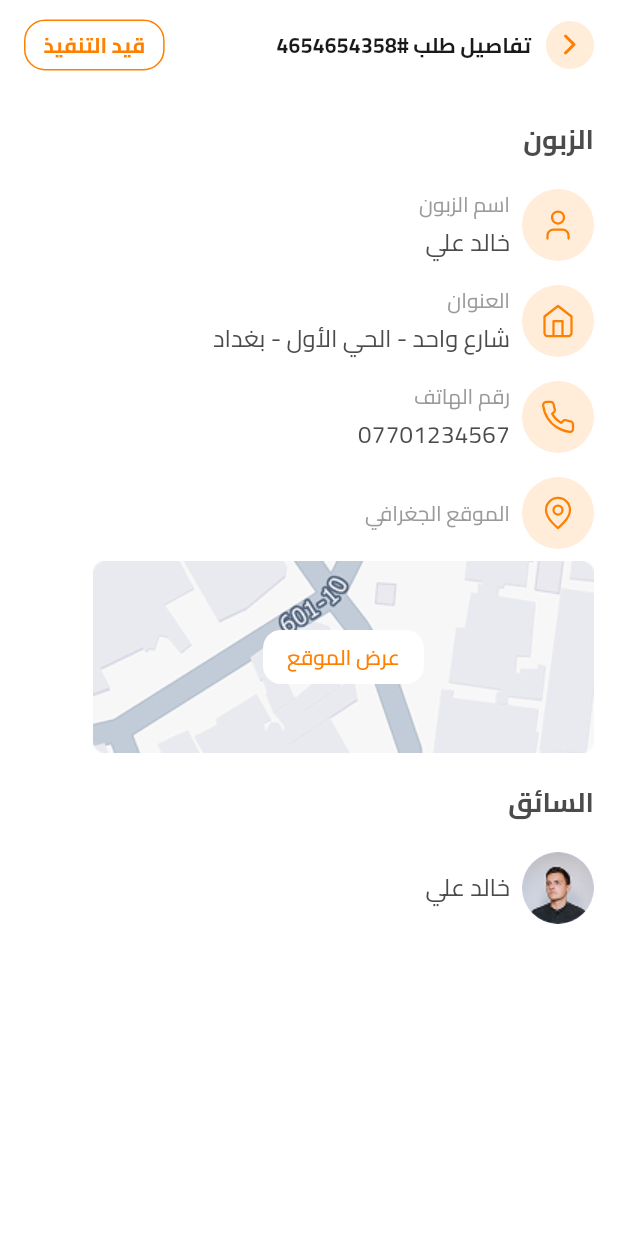
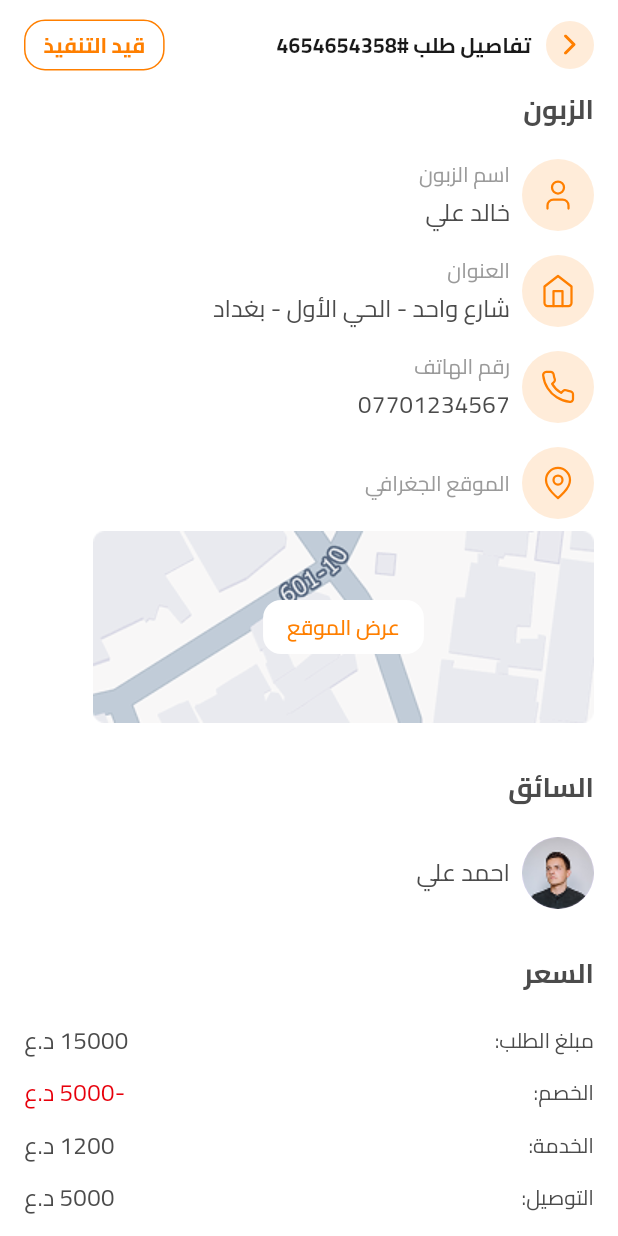
Before and after one commit to AhmedNasser24/Bastogah_app, a Flutter app: the screen it shows after launch, on a phone screen of 412 x 824 dp. Run offline on Flutter 3.47's test engine with Material 3 defaults, Android fonts, the phone set to English and light mode, and no system bars; our stand-ins replace easy_localization, flutter_svg, gap, go_router.

Commit message:
finish order price details section

```diff
--- a/assets/translations/ar.json
+++ b/assets/translations/ar.json
@@ -45,6 +45,13 @@
     },
     "customer": "الزبون",
     "show_location": "عرض الموقع",
-    "not_assigned_yet": "لم يتم التعيين بعد"
+    "not_assigned_yet": "لم يتم التعيين بعد",
+    "price" : "السعر",
+    "delivery" : "التوصيل:",
+    "service" : "الخدمة:",
+    "discount" : "الخصم:",
+    "orders_price" : "مبلغ الطلب:",
+    "total_price" : "قيمة الطلب:",
+    "currency" : "{} د.ع"
   }
 }
--- a/lib/core/theme/app_font_style.dart
+++ b/lib/core/theme/app_font_style.dart
@@ -59,6 +59,11 @@ class AppFontStyle {
     fontSize: responsiveSize(context, 16),
     fontWeight: FontWeight.normal,
   );
+  static TextStyle regular14black4B(BuildContext context) => TextStyle(
+    color: AppColors.black4B,
+    fontSize: responsiveSize(context, 14),
+    fontWeight: FontWeight.normal,
+  );
 
   static TextStyle semibold14black4B(BuildContext context) => TextStyle(
     color: AppColors.black4B,
@@ -73,6 +78,11 @@ class AppFontStyle {
   static TextStyle semibold14red(BuildContext context) => TextStyle(
     color: AppColors.red,
     fontSize: responsiveSize(context, 14),
+    fontWeight: FontWeight.w600,
+  );
+  static TextStyle semibold16Primary(BuildContext context) => TextStyle(
+    color: AppColors.primary,
+    fontSize: responsiveSize(context, 16),
     fontWeight: FontWeight.w600,
   );
   static TextStyle medium14black1A(BuildContext context) => TextStyle(
--- a/lib/features/merchant_feature/home/presentation/views/merchant_order_details_view.dart
+++ b/lib/features/merchant_feature/home/presentation/views/merchant_order_details_view.dart
@@ -14,53 +14,26 @@ class MerchantOrderDetailsView extends StatelessWidget {
   const MerchantOrderDetailsView({super.key});
   @override
   Widget build(BuildContext context) {
-    return Scaffold(
+    return const Scaffold(
       body: SafeArea(
         child: Padding(
-          padding: const EdgeInsets.symmetric(horizontal: 16.0),
+          padding: EdgeInsets.symmetric(horizontal: 16.0),
+          child: Column(
+            children: [
+              OrderDetailsAppBar(),
+              Expanded(
+                child: SingleChildScrollView(
                   child: Column(
                     crossAxisAlignment: CrossAxisAlignment.start,
+                    spacing: 30,
                     children: [
-              const OrderDetailsAppBar(),
-              const Gap(20),
-              Text(
-                "merchant.customer".tr(),
-                style: AppFontStyle.bold18Black4B(context),
+                      CustomerDetailsSection(),
+                      DriverDetailsSection(),
+                      OrderPriceDetailsSection(),
+                      Gap(20),
+                    ],
                   ),
-              const Gap(20),
-              CustomCustomerDetails(
-                icon: AppIcons.iconsPerson24Icon,
-                title: "merchant.order_details.customer_name".tr(),
-                subtitle: "خالد علي",
                 ),
-              const Gap(16),
-              CustomCustomerDetails(
-                icon: AppIcons.iconsHome24Icon,
-                title: "merchant.order_details.address".tr(),
-                subtitle: "شارع واحد - الحي الأول - بغداد",
-              ),
-              const Gap(16),
-              CustomCustomerDetails(
-                icon: AppIcons.iconsPhone24Icon,
-                title: "merchant.order_details.phone".tr(),
-                subtitle: "07701234567",
-              ),
-              const Gap(16),
-              CustomCustomerDetails(
-                icon: AppIcons.iconsPin24Icon,
-                title: "merchant.order_details.location".tr(),
-              ),
-              const Gap(8),
-              const ShowLocationMapImage(),
-              const Gap(20),
-              Text(
-                "merchant.driver".tr(),
-                style: AppFontStyle.bold18Black4B(context),
-              ),
-              const Gap(20),
-              const CustomDriverDetails(
-                driverImage: AppImages.imagesCircleAvatarImage,
-                driverName: "خالد علي",
               ),
             ],
           ),
@@ -70,17 +43,91 @@ class MerchantOrderDetailsView extends StatelessWidget {
   }
 }
 
-class CustomDriverDetails extends StatelessWidget {
-  const CustomDriverDetails({super.key, this.driverName, this.driverImage});
-  final String? driverName, driverImage;
+class OrderPriceDetailsSection extends StatelessWidget {
+  const OrderPriceDetailsSection({super.key});
+
   @override
   Widget build(BuildContext context) {
+    return Column(
+      crossAxisAlignment: CrossAxisAlignment.start,
+      children: [
+        Text("merchant.price".tr(), style: AppFontStyle.bold18Black4B(context)),
+        const Gap(20),
+        customPrice(
+          context,
+          title: "merchant.orders_price".tr(),
+          price: "15000",
+        ),
+        const Gap(12),
+        customPrice(
+          context,
+          title: "merchant.discount".tr(),
+          price: "-5000",
+          color: AppColors.red,
+        ),
+        const Gap(12),
+        customPrice(context, title: "merchant.service".tr(), price: "1200"),
+        const Gap(12),
+        customPrice(context, title: "merchant.delivery".tr(), price: "5000"),
+        const Gap(20),
+        Row(
+          children: [
+            Text(
+              "merchant.total_price".tr(),
+              style: AppFontStyle.semibold16Primary(context),
+            ),
+            const Spacer(),
+            Text(
+              "merchant.currency".tr(args: ["16200"]),
+              style: AppFontStyle.semibold16Primary(context),
+            ),
+          ],
+        ),
+      ],
+    );
+  }
+
+  Widget customPrice(
+    BuildContext context, {
+    required String title,
+    required String price,
+    Color? color,
+  }) {
     return Row(
+      children: [
+        Text(title, style: AppFontStyle.regular14black4B(context)),
+        const Spacer(),
+        Text(
+          "merchant.currency".tr(args: [price]),
+          style: AppFontStyle.regular16black4B(context).copyWith(color: color),
+        ),
+      ],
+    );
+  }
+}
+
+class DriverDetailsSection extends StatelessWidget {
+  const DriverDetailsSection({super.key});
+  final String? driverName = "احمد علي";
+  final String? driverImage = AppImages.imagesCircleAvatarImage;
+  @override
+  Widget build(BuildContext context) {
+    return Column(
+      crossAxisAlignment: CrossAxisAlignment.start,
+      children: [
+        Text(
+          "merchant.driver".tr(),
+          style: AppFontStyle.bold18Black4B(context),
+        ),
+        const Gap(20),
+        Row(
           children: [
             driverName != null
                 ? const CircleAvatar(
                     radius: 24,
-                backgroundImage: AssetImage(AppImages.imagesCircleAvatarImage),
+                    backgroundImage: AssetImage(
+                      AppImages.imagesCircleAvatarImage,
+                    ),
                   )
                 : CircleAvatar(
                     backgroundColor: AppColors.secondary,
@@ -97,21 +144,63 @@ class CustomDriverDetails extends StatelessWidget {
               ),
             ),
           ],
+        ),
+      ],
     );
   }
 }
 
-class CustomCustomerDetails extends StatelessWidget {
-  const CustomCustomerDetails({
-    super.key,
-    required this.icon,
-    required this.title,
-    this.subtitle,
-  });
-  final String icon, title;
-  final String? subtitle;
+class CustomerDetailsSection extends StatelessWidget {
+  const CustomerDetailsSection({super.key});
+
   @override
   Widget build(BuildContext context) {
+    return Column(
+      crossAxisAlignment: CrossAxisAlignment.start,
+      children: [
+        Text(
+          "merchant.customer".tr(),
+          style: AppFontStyle.bold18Black4B(context),
+        ),
+        const Gap(20),
+        customCustomerDetails(
+          context,
+          icon: AppIcons.iconsPerson24Icon,
+          title: "merchant.order_details.customer_name".tr(),
+          subtitle: "خالد علي",
+        ),
+        const Gap(16),
+        customCustomerDetails(
+          context,
+          icon: AppIcons.iconsHome24Icon,
+          title: "merchant.order_details.address".tr(),
+          subtitle: "شارع واحد - الحي الأول - بغداد",
+        ),
+        const Gap(16),
+        customCustomerDetails(
+          context,
+          icon: AppIcons.iconsPhone24Icon,
+          title: "merchant.order_details.phone".tr(),
+          subtitle: "07701234567",
+        ),
+        const Gap(16),
+        customCustomerDetails(
+          context,
+          icon: AppIcons.iconsPin24Icon,
+          title: "merchant.order_details.location".tr(),
+        ),
+        const Gap(8),
+        const ShowLocationMapImage(),
+      ],
+    );
+  }
+
+  Widget customCustomerDetails(
+    BuildContext context, {
+    required String icon,
+    required String title,
+    String? subtitle,
+  }) {
     return Row(
       children: [
         CircleAvatar(
@@ -128,7 +217,7 @@ class CustomCustomerDetails extends StatelessWidget {
               Text(title, style: AppFontStyle.regular14grey(context)),
               if (subtitle != null) ...[
                 const Gap(4),
-                Text(subtitle!, style: AppFontStyle.regular16black4B(context)),
+                Text(subtitle, style: AppFontStyle.regular16black4B(context)),
               ],
             ],
           ),
```
Lines whose indentation alone changed are shown as unchanged.
